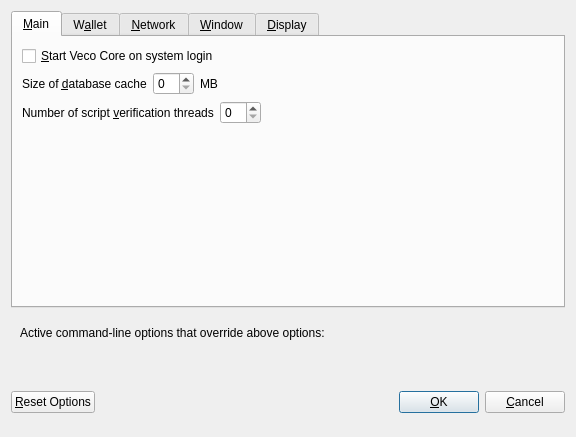
Old version of the form src/qt/forms/optionsdialog.ui in the repository vecopay/veco.
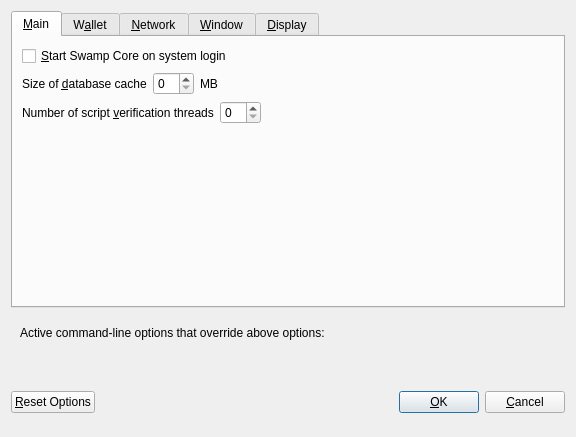
New version of the form. Custom widgets are drawn as their Qt base class.

```diff
--- a/src/qt/forms/optionsdialog.ui
+++ b/src/qt/forms/optionsdialog.ui
@@ -33,7 +33,7 @@
           <string>Automatically start Veco Core after logging in to the system.</string>
          </property>
          <property name="text">
-          <string>&amp;Start Veco Core on system login</string>
+          <string>&amp;Start Swamp Core on system login</string>
          </property>
         </widget>
        </item>
```
Left out of the diff: 12 changed lines with no effect on the pictures.
